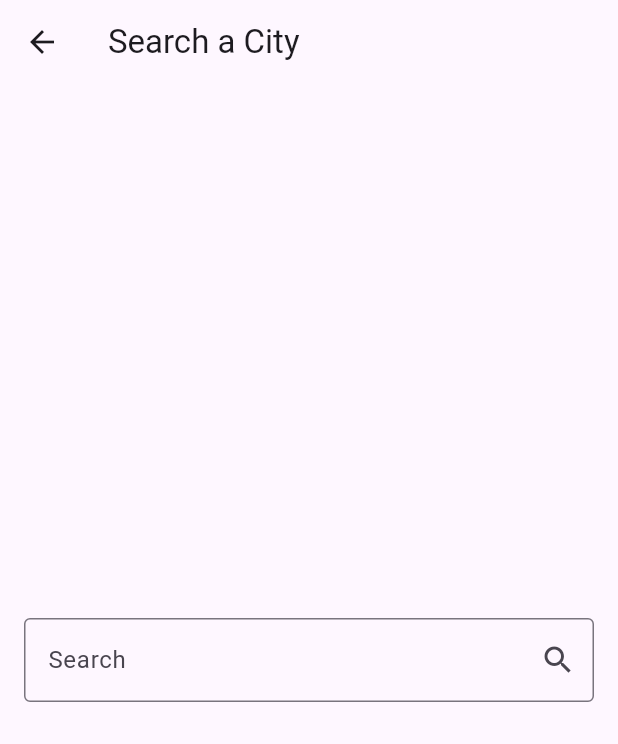
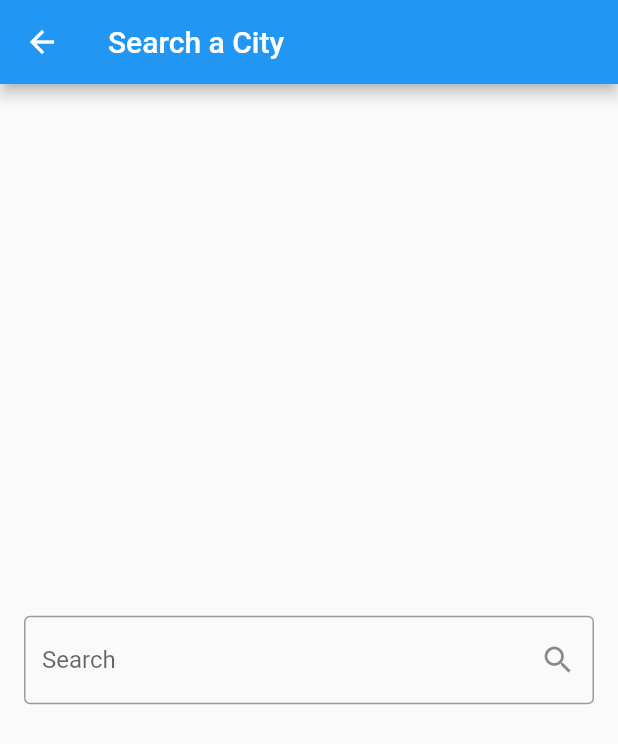
Before and after one commit to maiaboelmagde/weather_app, a Flutter app: the screen it shows after launch, after a tap on the "search" icon, on a phone screen of 412 x 824 dp. Shown: the top 744 px of the screen. Run offline on Flutter 3.47's test engine with Material 3 defaults, Android fonts, the phone set to English and light mode, and no system bars; our stand-ins replace dio, flutter_bloc.

Commit message:
theme_changing according to Weather condition had been handled

```diff
--- a/lib/cubits/weather_cubit/weather_cubit.dart
+++ b/lib/cubits/weather_cubit/weather_cubit.dart
@@ -7,12 +7,14 @@ import 'package:weather_app/services/get_weather_api.dart';
 class WeatherCubit extends Cubit<WeatherCubitStete> {
   WeatherCubit() : super(WeatherInitialState());
 
+  WeatherModel? weatherModel;
+
   getWeatherCubit({required String cityName}) async {
     try {
-      WeatherModel weatherModel =
+      weatherModel =
           await GetApiWeather(dio: Dio()).getWeatherInfo(cityName: cityName);
 
-      emit(WeatherLoadedState(weatherModel: weatherModel));
+      emit(WeatherLoadedState(weatherModel: weatherModel!));
     } catch (e) {
       emit(WeatherFailureState());
     }
--- a/lib/main.dart
+++ b/lib/main.dart
@@ -1,6 +1,7 @@
 import 'package:flutter/material.dart';
 import 'package:flutter_bloc/flutter_bloc.dart';
 import 'package:weather_app/cubits/weather_cubit/weather_cubit.dart';
+import 'package:weather_app/cubits/weather_cubit/weather_cubit_states.dart';
 
 import 'package:weather_app/views/home_view.dart';
 
@@ -15,12 +16,22 @@ class WeatherApp extends StatelessWidget {
   Widget build(BuildContext context) {
     return BlocProvider(
       create: (context) => WeatherCubit(),
-      child: MaterialApp(
-        theme: ThemeData(
-          primarySwatch: Colors.amber,
-        ),
-        home: const HomeView(),
-      ),
+      child: Builder(builder: (context) {
+        return BlocBuilder<WeatherCubit, WeatherCubitStete>(
+          builder: (context, state) {
+            return MaterialApp(
+              theme: ThemeData(
+                useMaterial3: false,
+                primarySwatch: BlocProvider.of<WeatherCubit>(context)
+                        .weatherModel
+                        ?.getThemeColor() ??
+                    Colors.blue,
+              ),
+              home: const HomeView(),
+            );
+          },
+        );
+      }),
     );
   }
 }
--- a/lib/views/home_view.dart
+++ b/lib/views/home_view.dart
@@ -31,7 +31,9 @@ class HomeView extends StatelessWidget {
           if (state is WeatherInitialState) {
             return const NoWeatherBody();
           } else if (state is WeatherLoadedState) {
-            return WeatherInfoBody(weatherModel: state.weatherModel);
+            return WeatherInfoBody(
+                weatherModel:
+                    BlocProvider.of<WeatherCubit>(context).weatherModel!);
           } else {
             return const Center(
               child: Text('Oops! there is an error'),
```
